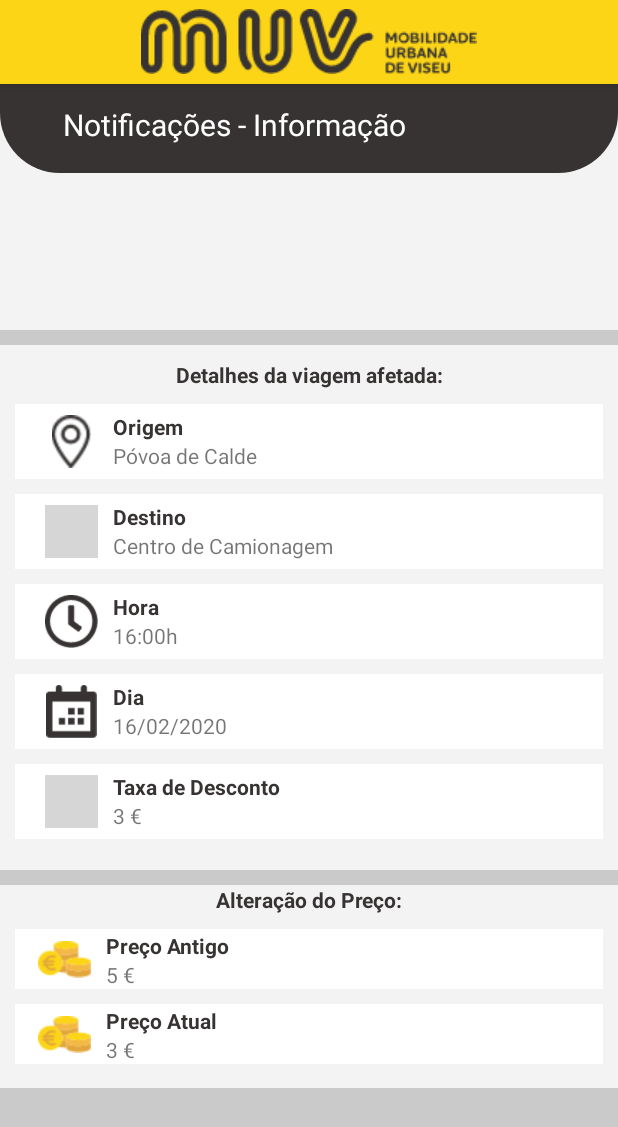
After one commit to Estimaj/Android_APP, an Android app: the notificacoes_mais_info screen opened directly, with no data from a screen before it, on a phone screen of 412 x 824 dp. The commit adds this screen. Shown: the top 1127 px of the screen. Run offline under Robolectric (Android 15) with nearby library versions, the phone set to English and light mode, and no system bars; grey boxes are pictures that could not be loaded.

Commit message:
Adicionei notificacoes mais info (falta o código) usa-se depois de carregar no mais info da atividade notificacoes

```diff
--- a/app/src/main/AndroidManifest.xml
+++ b/app/src/main/AndroidManifest.xml
@@ -14,7 +14,8 @@
         android:theme="@style/AppTheme"
         android:usesCleartextTraffic="true"
         tools:targetApi="n">
-        <activity android:name=".notificacoes.notificacoes"/>
+        <activity android:name=".notificacoes_mais_info"/>
+        <activity android:name=".notificacoes.notificacoes" />
         <activity android:name=".quem_vai_consigo" />
         <activity android:name=".viagens_marcadas.viagens_marcadas" />
         <activity android:name=".viagens_efetuadas.viagens_efetuadas" />
--- /dev/null
+++ b/app/src/main/java/com/example/pint_android_v3/notificacoes_mais_info.java
@@ -0,0 +1,14 @@
+package com.example.pint_android_v3;
+
+import androidx.appcompat.app.AppCompatActivity;
+
+import android.os.Bundle;
+
+public class notificacoes_mais_info extends AppCompatActivity {
+
+    @Override
+    protected void onCreate(Bundle savedInstanceState) {
+        super.onCreate(savedInstanceState);
+        setContentView(R.layout.activity_notificacoes_mais_info);
+    }
+}
--- a/app/src/main/res/layout/activity_notificacoes.xml
+++ b/app/src/main/res/layout/activity_notificacoes.xml
@@ -8,6 +8,7 @@
     tools:context=".notificacoes.notificacoes">
 
     <ListView
+        android:id="@+id/listView_para_layout_notificacoes"
         android:layout_width="match_parent"
         android:layout_height="0dp"
         app:layout_constraintStart_toStartOf="parent"
--- /dev/null
+++ b/app/src/main/res/layout/activity_notificacoes_mais_info.xml
@@ -0,0 +1,415 @@
+<?xml version="1.0" encoding="utf-8"?>
+<androidx.constraintlayout.widget.ConstraintLayout xmlns:android="http://schemas.android.com/apk/res/android"
+    xmlns:app="http://schemas.android.com/apk/res-auto"
+    xmlns:tools="http://schemas.android.com/tools"
+    android:layout_width="match_parent"
+    android:layout_height="match_parent"
+    android:background="@color/colorLightgray"
+    tools:context=".notificacoes_mais_info">
+
+    <!--
+    Era bue porreiro adicionar o notificacoes_adapter do qual carregamos 'mais info',
+    havia menos codigo e menos uma ida a base de dados
+    -->
+
+    <!--Detalhes da alteração do preço-->
+    <ImageView
+        android:id="@+id/bg_white_alteracao_preco_notificacoes_mais_info"
+        android:layout_width="match_parent"
+        android:layout_height="135dp"
+        app:layout_constraintTop_toBottomOf="@id/bg_white_viagem_afetada_notificacoes_mais_info"
+        app:layout_constraintStart_toStartOf="parent"
+        app:layout_constraintEnd_toEndOf="parent"
+        android:layout_marginTop="10dp"
+        android:background="@color/white_gray"
+        />
+
+    <TextView
+        android:id="@+id/textView_alteracao_preco_notificacoes_mais_info"
+        android:layout_width="wrap_content"
+        android:layout_height="wrap_content"
+        android:text="Alteração do Preço:"
+        android:textStyle="bold"
+        android:textColor="@color/Black"
+        app:layout_constraintStart_toStartOf="parent"
+        app:layout_constraintEnd_toEndOf="parent"
+        app:layout_constraintTop_toTopOf="@id/bg_white_alteracao_preco_notificacoes_mais_info"
+        />
+
+    <!--Preco antigo-->
+    <ImageView
+        android:id="@+id/bg_preco_antigo_alteracao_preco_notificacoes_mais_info"
+        android:layout_width="match_parent"
+        android:layout_height="40dp"
+        app:layout_constraintTop_toBottomOf="@id/textView_alteracao_preco_notificacoes_mais_info"
+        app:layout_constraintStart_toStartOf="parent"
+        app:layout_constraintEnd_toEndOf="parent"
+        android:layout_margin="10dp"
+        android:background="@color/White"
+        />
+
+    <ImageView
+        android:id="@+id/euro_money_icon_alteracao_preco_notificacoes_mais_info"
+        android:layout_width="35dp"
+        android:layout_height="35dp"
+        app:layout_constraintTop_toTopOf="@id/bg_preco_antigo_alteracao_preco_notificacoes_mais_info"
+        app:layout_constraintBottom_toBottomOf="@id/bg_preco_antigo_alteracao_preco_notificacoes_mais_info"
+        app:layout_constraintStart_toStartOf="@id/bg_preco_antigo_alteracao_preco_notificacoes_mais_info"
+        android:layout_margin="15dp"
+        app:srcCompat="@drawable/euro_money_icon"
+        />
+
+    <TextView
+        android:id="@+id/textView_preco_antigo_alteracao_preco_notificacoes_mais_info"
+        android:layout_width="wrap_content"
+        android:layout_height="wrap_content"
+        app:layout_constraintTop_toTopOf="@id/bg_preco_antigo_alteracao_preco_notificacoes_mais_info"
+        app:layout_constraintStart_toEndOf="@id/euro_money_icon_alteracao_preco_notificacoes_mais_info"
+        android:text="Preço Antigo"
+        android:textColor="@color/Black"
+        android:textStyle="bold"
+        android:layout_marginTop="1dp"
+        android:layout_marginLeft="10dp"
+        />
+
+    <TextView
+        android:id="@+id/custo_user_preco_antigo_alteracao_preco_notificacoes_mais_info"
+        android:layout_width="wrap_content"
+        android:layout_height="wrap_content"
+        app:layout_constraintTop_toBottomOf="@id/textView_preco_antigo_alteracao_preco_notificacoes_mais_info"
+        app:layout_constraintStart_toStartOf="@id/textView_preco_antigo_alteracao_preco_notificacoes_mais_info"
+        android:text="5 €"
+        />
+    <!--Preco atual-->
+    <ImageView
+        android:id="@+id/bg_preco_atual_alteracao_preco_notificacoes_mais_info"
+        android:layout_width="match_parent"
+        android:layout_height="40dp"
+        app:layout_constraintTop_toBottomOf="@id/bg_preco_antigo_alteracao_preco_notificacoes_mais_info"
+        app:layout_constraintStart_toStartOf="parent"
+        app:layout_constraintEnd_toEndOf="parent"
+        android:layout_margin="10dp"
+        android:background="@color/White"
+        />
+
+    <ImageView
+        android:id="@+id/euro_money_icon_atual_alteracao_preco_notificacoes_mais_info"
+        android:layout_width="35dp"
+        android:layout_height="35dp"
+        app:layout_constraintTop_toTopOf="@id/bg_preco_atual_alteracao_preco_notificacoes_mais_info"
+        app:layout_constraintBottom_toBottomOf="@id/bg_preco_atual_alteracao_preco_notificacoes_mais_info"
+        app:layout_constraintStart_toStartOf="@id/bg_preco_atual_alteracao_preco_notificacoes_mais_info"
+        android:layout_margin="15dp"
+        app:srcCompat="@drawable/euro_money_icon"
+        />
+
+    <TextView
+        android:id="@+id/textView_preco_atual_alteracao_preco_notificacoes_mais_info"
+        android:layout_width="wrap_content"
+        android:layout_height="wrap_content"
+        app:layout_constraintTop_toTopOf="@id/bg_preco_atual_alteracao_preco_notificacoes_mais_info"
+        app:layout_constraintStart_toEndOf="@id/euro_money_icon_atual_alteracao_preco_notificacoes_mais_info"
+        android:text="Preço Atual"
+        android:textColor="@color/Black"
+        android:textStyle="bold"
+        android:layout_marginTop="1dp"
+        android:layout_marginLeft="10dp"
+        />
+
+    <TextView
+        android:id="@+id/custo_user_preco_atual_alteracao_preco_notificacoes_mais_info"
+        android:layout_width="wrap_content"
+        android:layout_height="wrap_content"
+        app:layout_constraintTop_toBottomOf="@id/textView_preco_atual_alteracao_preco_notificacoes_mais_info"
+        app:layout_constraintStart_toStartOf="@id/textView_preco_atual_alteracao_preco_notificacoes_mais_info"
+        android:text="3 €"
+        />
+
+    <!--Mais informação da viagem afetada-->
+    <ImageView
+        android:id="@+id/bg_white_viagem_afetada_notificacoes_mais_info"
+        android:layout_width="match_parent"
+        android:layout_height="350dp"
+        app:layout_constraintTop_toBottomOf="@id/bg_white_with_notificacao_msg_notificacoes_mais_info"
+        app:layout_constraintStart_toStartOf="parent"
+        app:layout_constraintEnd_toEndOf="parent"
+        android:layout_marginTop="10dp"
+        android:background="@color/white_gray"
+        />
+
+    <TextView
+        android:id="@+id/textView_viagem_afetada_notificacoes_mais_info"
+        android:layout_width="wrap_content"
+        android:layout_height="wrap_content"
+        android:text="Detalhes da viagem afetada:"
+        android:textStyle="bold"
+        android:textColor="@color/Black"
+        android:textSize="14sp"
+        app:layout_constraintTop_toTopOf="@id/bg_white_viagem_afetada_notificacoes_mais_info"
+        app:layout_constraintStart_toStartOf="parent"
+        app:layout_constraintEnd_toEndOf="parent"
+        android:layout_margin="10dp"
+        />
+
+    <!--Origem-->
+    <ImageView
+        android:id="@+id/origem_viagem_afetada_notificacoes_mais_info"
+        android:layout_width="match_parent"
+        android:layout_height="50dp"
+        app:layout_constraintTop_toBottomOf="@id/textView_viagem_afetada_notificacoes_mais_info"
+        app:layout_constraintStart_toStartOf="parent"
+        app:layout_constraintEnd_toEndOf="parent"
+        android:layout_margin="10dp"
+        android:background="@color/White"
+        />
+
+    <ImageView
+        android:id="@+id/icon_marker_origem_viagem_afetada_notificacoes_mais_info"
+        android:layout_width="35dp"
+        android:layout_height="35dp"
+        app:layout_constraintTop_toTopOf="@id/origem_viagem_afetada_notificacoes_mais_info"
+        app:layout_constraintBottom_toBottomOf="@id/origem_viagem_afetada_notificacoes_mais_info"
+        app:layout_constraintStart_toStartOf="@id/origem_viagem_afetada_notificacoes_mais_info"
+        android:layout_margin="20dp"
+        app:srcCompat="@drawable/marker_icon"
+        />
+
+    <TextView
+        android:id="@+id/textView_origem_viagem_afetada_notificacoes_mais_info"
+        android:layout_width="wrap_content"
+        android:layout_height="wrap_content"
+        app:layout_constraintTop_toTopOf="@id/origem_viagem_afetada_notificacoes_mais_info"
+        app:layout_constraintStart_toEndOf="@id/icon_marker_origem_viagem_afetada_notificacoes_mais_info"
+        android:text="Origem"
+        android:textColor="@color/Black"
+        android:textStyle="bold"
+        android:layout_marginTop="5dp"
+        android:layout_marginLeft="10dp"
+        />
+
+    <TextView
+        android:id="@+id/local_user_textView_origem_viagem_afetada_notificacoes_mais_info"
+        android:layout_width="wrap_content"
+        android:layout_height="wrap_content"
+        app:layout_constraintTop_toBottomOf="@id/textView_origem_viagem_afetada_notificacoes_mais_info"
+        app:layout_constraintStart_toStartOf="@id/textView_origem_viagem_afetada_notificacoes_mais_info"
+        android:text="Póvoa de Calde"
+        />
+    <!--Destino-->
+    <ImageView
+        android:id="@+id/destino_viagem_afetada_notificacoes_mais_info"
+        android:layout_width="match_parent"
+        android:layout_height="50dp"
+        app:layout_constraintTop_toBottomOf="@id/origem_viagem_afetada_notificacoes_mais_info"
+        app:layout_constraintStart_toStartOf="parent"
+        app:layout_constraintEnd_toEndOf="parent"
+        android:layout_margin="10dp"
+        android:background="@color/White"
+        />
+
+    <ImageView
+        android:id="@+id/icon_marker_destino_viagem_afetada_notificacoes_mais_info"
+        android:layout_width="35dp"
+        android:layout_height="35dp"
+        app:layout_constraintTop_toTopOf="@id/destino_viagem_afetada_notificacoes_mais_info"
+        app:layout_constraintBottom_toBottomOf="@id/destino_viagem_afetada_notificacoes_mais_info"
+        app:layout_constraintStart_toStartOf="@id/destino_viagem_afetada_notificacoes_mais_info"
+        android:layout_margin="20dp"
+        app:srcCompat="@drawable/marker_icon_solid"
+        />
+
+    <TextView
+        android:id="@+id/textView_destino_viagem_afetada_notificacoes_mais_info"
+        android:layout_width="wrap_content"
+        android:layout_height="wrap_content"
+        app:layout_constraintTop_toTopOf="@id/destino_viagem_afetada_notificacoes_mais_info"
+        app:layout_constraintStart_toEndOf="@id/icon_marker_destino_viagem_afetada_notificacoes_mais_info"
+        android:text="Destino"
+        android:textColor="@color/Black"
+        android:textStyle="bold"
+        android:layout_marginTop="5dp"
+        android:layout_marginLeft="10dp"
+        />
+
+    <TextView
+        android:id="@+id/local_user_textView_destino_viagem_afetada_notificacoes_mais_info"
+        android:layout_width="wrap_content"
+        android:layout_height="wrap_content"
+        app:layout_constraintTop_toBottomOf="@id/textView_destino_viagem_afetada_notificacoes_mais_info"
+        app:layout_constraintStart_toStartOf="@id/textView_destino_viagem_afetada_notificacoes_mais_info"
+        android:text="Centro de Camionagem"
+        />
+    <!--Hora-->
+    <ImageView
+        android:id="@+id/hora_viagem_afetada_notificacoes_mais_info"
+        android:layout_width="match_parent"
+        android:layout_height="50dp"
+        app:layout_constraintTop_toBottomOf="@id/destino_viagem_afetada_notificacoes_mais_info"
+        app:layout_constraintStart_toStartOf="parent"
+        app:layout_constraintEnd_toEndOf="parent"
+        android:layout_margin="10dp"
+        android:background="@color/White"
+        />
+
+    <ImageView
+        android:id="@+id/clock_icon_hora_viagem_afetada_notificacoes_mais_info"
+        android:layout_width="35dp"
+        android:layout_height="35dp"
+        app:layout_constraintTop_toTopOf="@id/hora_viagem_afetada_notificacoes_mais_info"
+        app:layout_constraintBottom_toBottomOf="@id/hora_viagem_afetada_notificacoes_mais_info"
+        app:layout_constraintStart_toStartOf="@id/hora_viagem_afetada_notificacoes_mais_info"
+        android:layout_margin="20dp"
+        app:srcCompat="@drawable/clock_marcar_viagem"
+        />
+
+    <TextView
+        android:id="@+id/textView_hora_viagem_afetada_notificacoes_mais_info"
+        android:layout_width="wrap_content"
+        android:layout_height="wrap_content"
+        app:layout_constraintTop_toTopOf="@id/hora_viagem_afetada_notificacoes_mais_info"
+        app:layout_constraintStart_toEndOf="@id/clock_icon_hora_viagem_afetada_notificacoes_mais_info"
+        android:text="Hora"
+        android:textColor="@color/Black"
+        android:textStyle="bold"
+        android:layout_marginTop="5dp"
+        android:layout_marginLeft="10dp"
+        />
+
+    <TextView
+        android:id="@+id/local_user_textView_hora_viagem_afetada_notificacoes_mais_info"
+        android:layout_width="wrap_content"
+        android:layout_height="wrap_content"
+        app:layout_constraintTop_toBottomOf="@id/textView_hora_viagem_afetada_notificacoes_mais_info"
+        app:layout_constraintStart_toStartOf="@id/textView_hora_viagem_afetada_notificacoes_mais_info"
+        android:text="16:00h"
+        />
+
+    <!--Dia-->
+    <ImageView
+        android:id="@+id/dia_viagem_afetada_notificacoes_mais_info"
+        android:layout_width="match_parent"
+        android:layout_height="50dp"
+        app:layout_constraintTop_toBottomOf="@id/hora_viagem_afetada_notificacoes_mais_info"
+        app:layout_constraintStart_toStartOf="parent"
+        app:layout_constraintEnd_toEndOf="parent"
+        android:layout_margin="10dp"
+        android:background="@color/White"
+        />
+
+    <ImageView
+        android:id="@+id/agenda_icon_dia_viagem_afetada_notificacoes_mais_info"
+        android:layout_width="35dp"
+        android:layout_height="35dp"
+        app:layout_constraintTop_toTopOf="@id/dia_viagem_afetada_notificacoes_mais_info"
+        app:layout_constraintBottom_toBottomOf="@id/dia_viagem_afetada_notificacoes_mais_info"
+        app:layout_constraintStart_toStartOf="@id/dia_viagem_afetada_notificacoes_mais_info"
+        android:layout_margin="20dp"
+        app:srcCompat="@drawable/agenda_marcar_viagem"
+        />
+
+    <TextView
+        android:id="@+id/textView_dia_viagem_afetada_notificacoes_mais_info"
+        android:layout_width="wrap_content"
+        android:layout_height="wrap_content"
+        app:layout_constraintTop_toTopOf="@id/dia_viagem_afetada_notificacoes_mais_info"
+        app:layout_constraintStart_toEndOf="@id/agenda_icon_dia_viagem_afetada_notificacoes_mais_info"
+        android:text="Dia"
+        android:textColor="@color/Black"
+        android:textStyle="bold"
+        android:layout_marginTop="5dp"
+        android:layout_marginLeft="10dp"
+        />
+
+    <TextView
+        android:id="@+id/local_user_textView_dia_viagem_afetada_notificacoes_mais_info"
+        android:layout_width="wrap_content"
+        android:layout_height="wrap_content"
+        app:layout_constraintTop_toBottomOf="@id/textView_dia_viagem_afetada_notificacoes_mais_info"
+        app:layout_constraintStart_toStartOf="@id/textView_dia_viagem_afetada_notificacoes_mais_info"
+        android:text="16/02/2020"
+        />
+    <!--Taxa Desconto-->
+    <ImageView
+        android:id="@+id/taxa_desconto_viagem_afetada_notificacoes_mais_info"
+        android:layout_width="match_parent"
+        android:layout_height="50dp"
+        app:layout_constraintTop_toBottomOf="@id/dia_viagem_afetada_notificacoes_mais_info"
+        app:layout_constraintStart_toStartOf="parent"
+        app:layout_constraintEnd_toEndOf="parent"
+        android:layout_margin="10dp"
+        android:background="@color/White"
+        />
+
+    <ImageView
+        android:id="@+id/euro_simbolo_icon_taxa_desconto_viagem_afetada_notificacoes_mais_info"
+        android:layout_width="35dp"
+        android:layout_height="35dp"
+        app:layout_constraintTop_toTopOf="@id/taxa_desconto_viagem_afetada_notificacoes_mais_info"
+        app:layout_constraintBottom_toBottomOf="@id/taxa_desconto_viagem_afetada_notificacoes_mais_info"
+        app:layout_constraintStart_toStartOf="@id/taxa_desconto_viagem_afetada_notificacoes_mais_info"
+        android:layout_margin="20dp"
+        app:srcCompat="@drawable/euro_simbolo_icon"
+        />
+
+    <TextView
+        android:id="@+id/textView_taxa_desconto_viagem_afetada_notificacoes_mais_info"
+        android:layout_width="wrap_content"
+        android:layout_height="wrap_content"
+        app:layout_constraintTop_toTopOf="@id/taxa_desconto_viagem_afetada_notificacoes_mais_info"
+        app:layout_constraintStart_toEndOf="@id/euro_simbolo_icon_taxa_desconto_viagem_afetada_notificacoes_mais_info"
+        android:text="Taxa de Desconto"
+        android:textColor="@color/Black"
+        android:textStyle="bold"
+        android:layout_marginTop="5dp"
+        android:layout_marginLeft="10dp"
+        />
+
+    <TextView
+        android:id="@+id/local_user_textView_taxa_desconto_viagem_afetada_notificacoes_mais_info"
+        android:layout_width="wrap_content"
+        android:layout_height="wrap_content"
+        app:layout_constraintTop_toBottomOf="@id/textView_taxa_desconto_viagem_afetada_notificacoes_mais_info"
+        app:layout_constraintStart_toStartOf="@id/textView_taxa_desconto_viagem_afetada_notificacoes_mais_info"
+        android:text="3 €"
+        />
+    <!--Notificação da atividade anterior-->
+    <ImageView
+        android:id="@+id/bg_white_with_notificacao_msg_notificacoes_mais_info"
+        android:layout_width="match_parent"
+        android:layout_height="220dp"
+        app:layout_constraintEnd_toEndOf="parent"
+        app:layout_constraintTop_toTopOf="parent"
+        app:layout_constraintStart_toStartOf="parent"
+        android:background="@color/white_gray"
+        />
+
+    <!--Black notificacao bg-->
+    <ImageView
+        android:id="@+id/bg_black_notificacoes_mais_info"
+        android:layout_width="match_parent"
+        android:layout_height="110dp"
+        app:layout_constraintStart_toStartOf="parent"
+        app:layout_constraintEnd_toEndOf="parent"
+        app:layout_constraintTop_toTopOf="parent"
+        android:layout_marginTop="5dp"
+        app:srcCompat="@drawable/bg_black_radius_edges"
+        />
+
+    <TextView
+        android:id="@+id/textView_on_black_bg_notificacoes_mais_info"
+        android:layout_width="wrap_content"
+        android:layout_height="wrap_content"
+        app:layout_constraintTop_toTopOf="@id/bg_black_notificacoes_mais_info"
+        app:layout_constraintBottom_toBottomOf="@id/bg_black_notificacoes_mais_info"
+        app:layout_constraintStart_toStartOf="parent"
+        app:layout_constraintEnd_toEndOf="parent"
+        android:layout_marginRight="100dp"
+        android:layout_marginTop="45dp"
+        android:text="Notificações - Informação"
+        android:textColor="@color/White"
+        android:textSize="20sp"
+        />
+    <!--Barra Amarela-->
+    <include layout="@layout/barra_lateral_pro"/>
+
+</androidx.constraintlayout.widget.ConstraintLayout>
--- a/app/src/main/res/values/colors.xml
+++ b/app/src/main/res/values/colors.xml
@@ -10,6 +10,7 @@
     <color name="colorDarkGray">#707070</color>
     <color name="DarkGray">#373433</color>
     <color name="Menu_LighterDarkGray">#4A4746</color>
+    <color name="white_gray">#F3F3F3</color>
 
 
 
```
